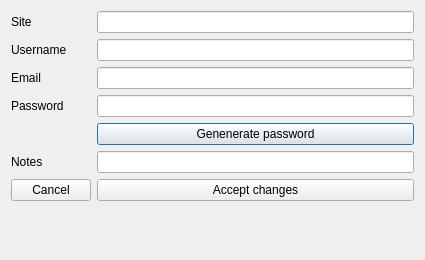
The window that resources/editEntry.ui (GeorgeHoneywood/pastword) describes before a commit, drawn with Qt 5.
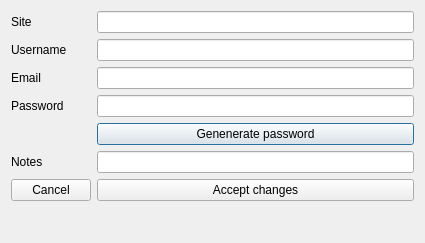
The same window after the commit. Icons and pictures are not drawn.

Commit message: window title changes based on open file

The edit to the form file:
```diff
--- a/resources/editEntry.ui
+++ b/resources/editEntry.ui
@@ -7,7 +7,7 @@
     <x>0</x>
     <y>0</y>
     <width>425</width>
-    <height>260</height>
+    <height>243</height>
    </rect>
   </property>
   <property name="sizePolicy">
@@ -19,7 +19,7 @@
   <property name="maximumSize">
    <size>
     <width>16777215</width>
-    <height>260</height>
+    <height>243</height>
    </size>
   </property>
   <property name="windowTitle">
```
The commit also changes 1 other file.
